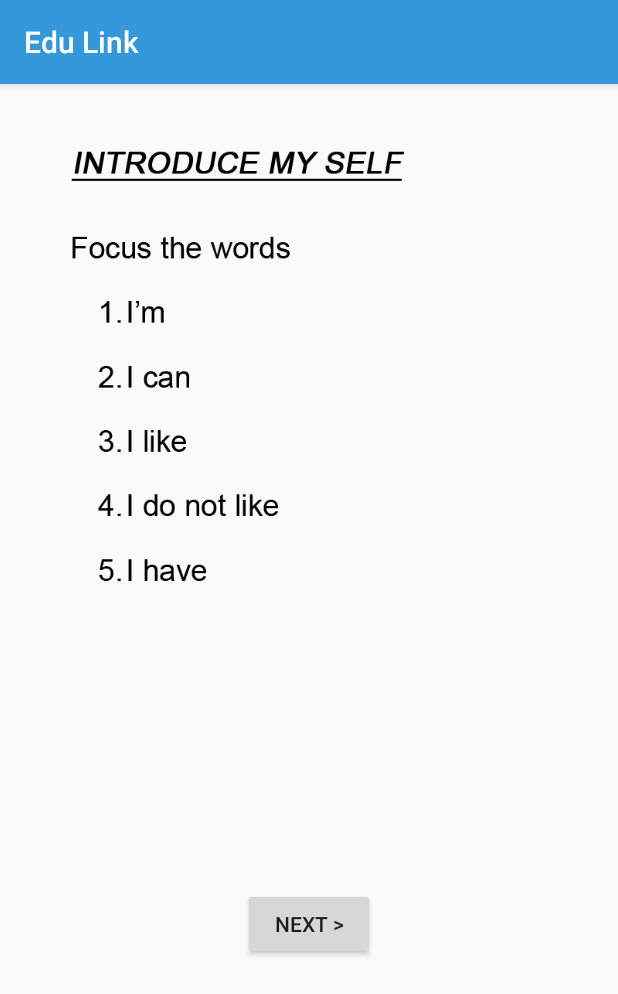
After one commit to darshanakgr/edu-link, an Android app: the GradeThreeMyselfActivity screen opened directly, with no data from a screen before it, on a phone screen of 412 x 824 dp. The commit adds this screen. Shown: the top 994 px of the screen. Run offline under Robolectric (Android 15) with nearby library versions, the phone set to English and light mode, and no system bars.

Commit message:
Grade 3 English Lesson Activity

```diff
--- a/app/build.gradle
+++ b/app/build.gradle
@@ -17,6 +17,7 @@ android {
             proguardFiles getDefaultProguardFile('proguard-android.txt'), 'proguard-rules.pro'
         }
     }
+    sourceSets { main { assets.srcDirs = ['src/main/assets', 'src/main/assets/'] } }
 }
 
 dependencies {
--- a/app/src/main/AndroidManifest.xml
+++ b/app/src/main/AndroidManifest.xml
@@ -21,7 +21,8 @@
         </activity>
         <activity android:name=".SubjectActivity" />
         <activity android:name=".LessonActivity" />
-        <activity android:name=".lesson.gradethree.english.activity.GradeThreeEngLessonActivity"></activity>
+        <activity android:name=".lesson.gradethree.english.activity.GradeThreeEngLessonActivity" />
+        <activity android:name=".lesson.gradethree.english.activity.GradeThreeMyselfActivity"></activity>
     </application>
 
 </manifest>
--- /dev/null
+++ b/app/src/main/java/edu/sliit/edulink/controller/LessonController.java
@@ -0,0 +1,24 @@
+package edu.sliit.edulink.controller;
+
+import android.content.res.AssetManager;
+import android.graphics.drawable.Drawable;
+
+import java.io.IOException;
+import java.io.InputStream;
+import java.util.ArrayList;
+import java.util.List;
+
+/**
+ * Created by drox on 7/31/2017.
+ */
+
+public class LessonController {
+    public static List<Drawable> getGradeThreeEngLesOneImages(AssetManager assetManager) throws IOException {
+        ArrayList<Drawable> drawables = new ArrayList<>();
+        for (int i = 1; i < 5; i++) {
+            InputStream stream = assetManager.open("gr-3-eng-les-" + i + ".png");
+            drawables.add(Drawable.createFromStream(stream, null));
+        }
+        return drawables;
+    }
+}
--- a/app/src/main/java/edu/sliit/edulink/lesson/gradethree/english/activity/GradeThreeEngLessonActivity.java
+++ b/app/src/main/java/edu/sliit/edulink/lesson/gradethree/english/activity/GradeThreeEngLessonActivity.java
@@ -1,7 +1,10 @@
 package edu.sliit.edulink.lesson.gradethree.english.activity;
 
+import android.content.Intent;
 import android.support.v7.app.AppCompatActivity;
 import android.os.Bundle;
+import android.view.View;
+import android.widget.Button;
 
 import edu.sliit.edulink.R;
 
@@ -13,5 +16,13 @@ public class GradeThreeEngLessonActivity extends AppCompatActivity {
         setContentView(R.layout.activity_grade_three_eng_lesson);
 
         getSupportActionBar().setTitle("Grade 3 | English");
+
+        Button lessonOneBtn = (Button) findViewById(R.id.lesson_1_btn);
+        lessonOneBtn.setOnClickListener(new View.OnClickListener() {
+            @Override
+            public void onClick(View view) {
+                startActivity(new Intent(GradeThreeEngLessonActivity.this, GradeThreeMyselfActivity.class));
+            }
+        });
     }
 }
--- /dev/null
+++ b/app/src/main/java/edu/sliit/edulink/lesson/gradethree/english/activity/GradeThreeMyselfActivity.java
@@ -0,0 +1,61 @@
+package edu.sliit.edulink.lesson.gradethree.english.activity;
+
+import android.content.res.AssetManager;
+import android.graphics.Bitmap;
+import android.graphics.BitmapFactory;
+import android.graphics.drawable.Drawable;
+import android.graphics.drawable.Icon;
+import android.net.Uri;
+import android.support.v7.app.AppCompatActivity;
+import android.os.Bundle;
+import android.util.Log;
+import android.view.View;
+import android.widget.Button;
+import android.widget.ImageView;
+import android.widget.Toast;
+
+import java.io.File;
+import java.io.IOException;
+import java.io.InputStream;
+import java.net.URI;
+import java.util.Iterator;
+import java.util.List;
+
+import edu.sliit.edulink.R;
+import edu.sliit.edulink.controller.LessonController;
+
+public class GradeThreeMyselfActivity extends AppCompatActivity {
+
+    @Override
+    protected void onCreate(Bundle savedInstanceState) {
+        super.onCreate(savedInstanceState);
+        setContentView(R.layout.activity_grade_three_myself);
+
+        final ImageView imageView = (ImageView) findViewById(R.id.grade_3_eng_les_1_img);
+
+        AssetManager assets = getResources().getAssets();
+        try {
+            final List<Drawable> drawables = LessonController.getGradeThreeEngLesOneImages(assets);
+            final Iterator<Drawable> iterator = drawables.iterator();
+            final Button nextButton = (Button) findViewById(R.id.grade_3_eng_les_1_next_btn);
+            if(iterator.hasNext()){
+                imageView.setImageDrawable(iterator.next());
+            }
+            nextButton.setOnClickListener(new View.OnClickListener() {
+                @Override
+                public void onClick(View view) {
+                    if(iterator.hasNext()){
+                        imageView.setImageDrawable(iterator.next());
+                        if(!iterator.hasNext()){
+                            nextButton.setText("Launch Game >>");
+                        }
+                    }else{
+                        Toast.makeText(getApplicationContext(), "Launching game", Toast.LENGTH_SHORT);
+                    }
+                }
+            });
+        } catch (IOException e) {
+            Log.e("ERR", e.getMessage());
+        }
+    }
+}
--- /dev/null
+++ b/app/src/main/res/layout/activity_grade_three_myself.xml
@@ -0,0 +1,36 @@
+<?xml version="1.0" encoding="utf-8"?>
+<android.support.constraint.ConstraintLayout xmlns:android="http://schemas.android.com/apk/res/android"
+    xmlns:app="http://schemas.android.com/apk/res-auto"
+    xmlns:tools="http://schemas.android.com/tools"
+    android:layout_width="match_parent"
+    android:layout_height="match_parent"
+    tools:context="edu.sliit.edulink.lesson.gradethree.english.activity.GradeThreeMyselfActivity">
+
+    <ImageView
+        android:id="@+id/grade_3_eng_les_1_img"
+        android:layout_width="0dp"
+        android:layout_height="wrap_content"
+        android:layout_marginEnd="8dp"
+        android:layout_marginLeft="8dp"
+        android:layout_marginRight="8dp"
+        android:layout_marginStart="8dp"
+        android:layout_marginTop="8dp"
+        android:adjustViewBounds="true"
+        app:layout_constraintHorizontal_bias="0.0"
+        app:layout_constraintLeft_toLeftOf="parent"
+        app:layout_constraintRight_toRightOf="parent"
+        app:layout_constraintTop_toTopOf="parent" />
+
+    <Button
+        android:id="@+id/grade_3_eng_les_1_next_btn"
+        android:layout_width="wrap_content"
+        android:layout_height="wrap_content"
+        android:text="Next >"
+        android:layout_marginRight="8dp"
+        app:layout_constraintRight_toRightOf="parent"
+        android:layout_marginLeft="8dp"
+        app:layout_constraintLeft_toLeftOf="parent"
+        app:layout_constraintTop_toBottomOf="@+id/grade_3_eng_les_1_img"
+        android:layout_marginStart="8dp"
+        android:layout_marginEnd="8dp" />
+</android.support.constraint.ConstraintLayout>
```
Also changed, not shown: app/src/main/assets/gr-3-eng-les-1.png (added), app/src/main/assets/gr-3-eng-les-2.png (added), app/src/main/assets/gr-3-eng-les-3.png (added), app/src/main/assets/gr-3-eng-les-4.png (added), 26 other files.
